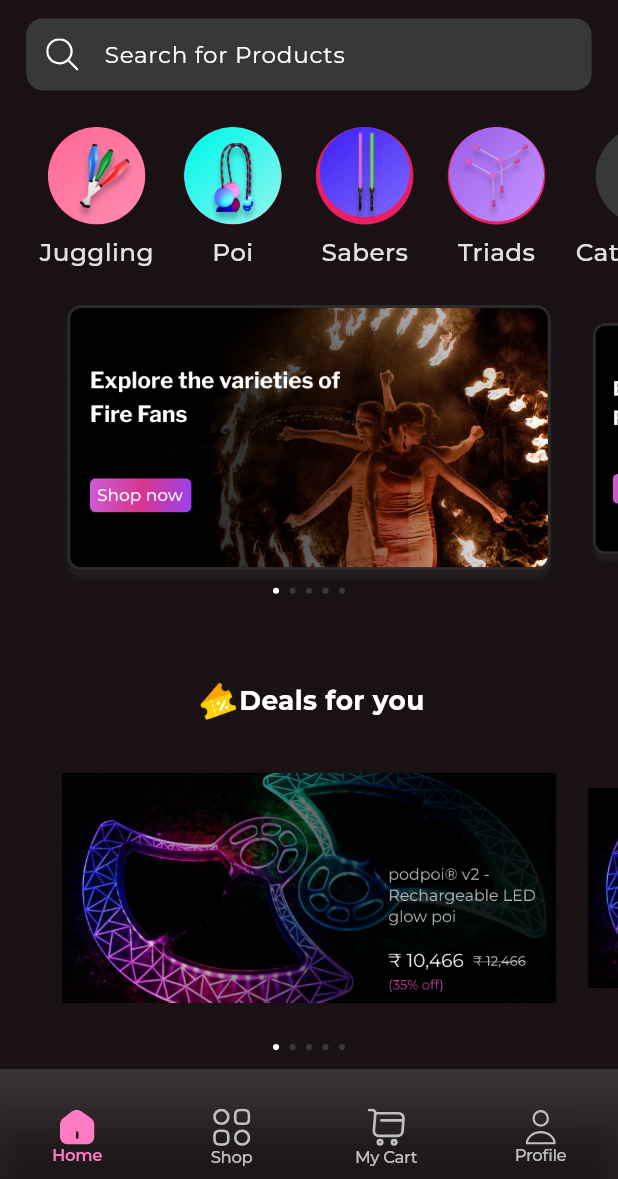
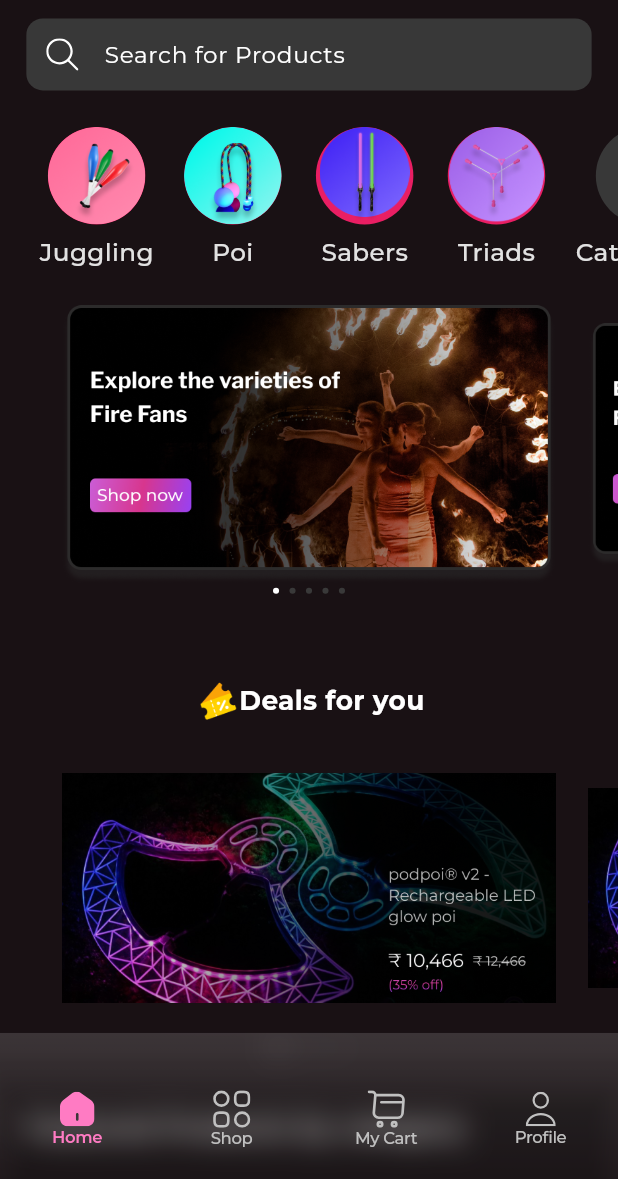
Before and after one commit to prateek-aher/flowit, a Flutter app: the screen it shows after launch, on a phone screen of 412 x 824 dp, the part 57-1236 px from its top. Run offline on Flutter 3.47's test engine with Material 3 defaults, Android fonts, the phone set to English and light mode, and no system bars; drawn by our look-alikes of carousel_slider; our stand-ins replace flutter_bloc, flutter_screenutil, flutter_svg, google_fonts; Roboto replaces fonts that are missing (Mogra).

Commit message:
Added: backdrop filter to navbar

```diff
--- a/lib/homepage.dart
+++ b/lib/homepage.dart
@@ -55,7 +55,10 @@ class _HomePageState extends State<HomePage> {
         FocusScope.of(context).unfocus();
       },
       child: Scaffold(
-        body: SafeArea(
+        body: Stack(
+          fit: StackFit.expand,
+          children: [
+            SafeArea(
               child: ListView(
                 shrinkWrap: true,
                 children: [
@@ -71,7 +74,8 @@ class _HomePageState extends State<HomePage> {
                     ),
                   ),
                   Padding(
-                padding: EdgeInsets.symmetric(horizontal: 16.w, vertical: 0),
+                    padding:
+                        EdgeInsets.symmetric(horizontal: 16.w, vertical: 0),
                     child: searchField(),
                   ),
                   SizedBox(height: 24.h),
@@ -86,7 +90,8 @@ class _HomePageState extends State<HomePage> {
                       SizedBox(
                           height: 30.h,
                           width: 30.h,
-                      child: Image.asset("assets/images/discount_coupon.png")),
+                          child:
+                              Image.asset("assets/images/discount_coupon.png")),
                       Text(
                         'Deals for you',
                         style: GoogleFonts.montserrat(
@@ -102,7 +107,8 @@ class _HomePageState extends State<HomePage> {
                   ...dealsCarousel(),
                   SizedBox(height: 40.h),
                   Padding(
-                padding: EdgeInsets.symmetric(horizontal: 16.w, vertical: 0),
+                    padding:
+                        EdgeInsets.symmetric(horizontal: 16.w, vertical: 0),
                     child: Text(
                       'Featured Products by category',
                       style: GoogleFonts.montserrat(
@@ -147,7 +153,12 @@ class _HomePageState extends State<HomePage> {
                 ],
               ),
             ),
-        bottomNavigationBar: const NavbarWidget(),
+            const Align(
+              alignment: Alignment.bottomCenter,
+              child: NavbarWidget(),
+            )
+          ],
+        ),
       ),
     );
   }
--- a/lib/navbar_widget.dart
+++ b/lib/navbar_widget.dart
@@ -15,21 +15,21 @@ class NavbarWidget extends StatelessWidget {
 
   @override
   Widget build(BuildContext context) {
-    return Container(
-      // height: 100.h,
+    return ClipRRect(
+      child: BackdropFilter(
+        filter: ImageFilter.blur(sigmaX: 10, sigmaY: 10),
+        child: Container(
+          height: 96.h,
           padding: EdgeInsets.only(top: 17.h),
           decoration: BoxDecoration(
               gradient: LinearGradient(
             begin: const Alignment(0.00, -1.00),
             end: const Alignment(0, 1),
             colors: [
-          Colors.white.withOpacity(0.15000000596046448),
-          Colors.white.withOpacity(0.05000000074505806)
+              Colors.white.withOpacity(0.15),
+              Colors.white.withOpacity(0.05)
             ],
           )),
-      child: ClipRRect(
-        child: BackdropFilter(
-          filter: ImageFilter.blur(sigmaX: 10, sigmaY: 10),
           child: BlocBuilder<NavbarBloc, NavbarState>(
             builder: (context, state) {
               return BottomNavigationBar(
```
Lines whose indentation alone changed are shown as unchanged.
